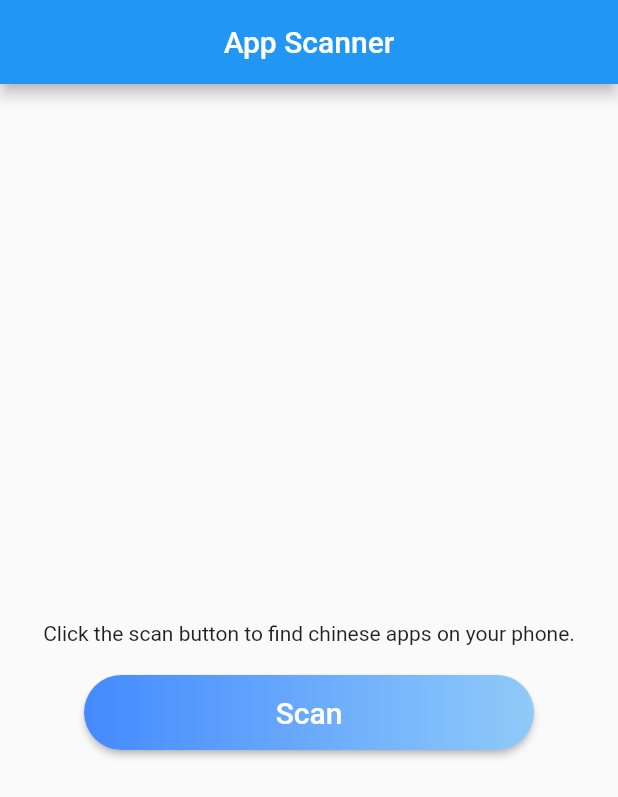
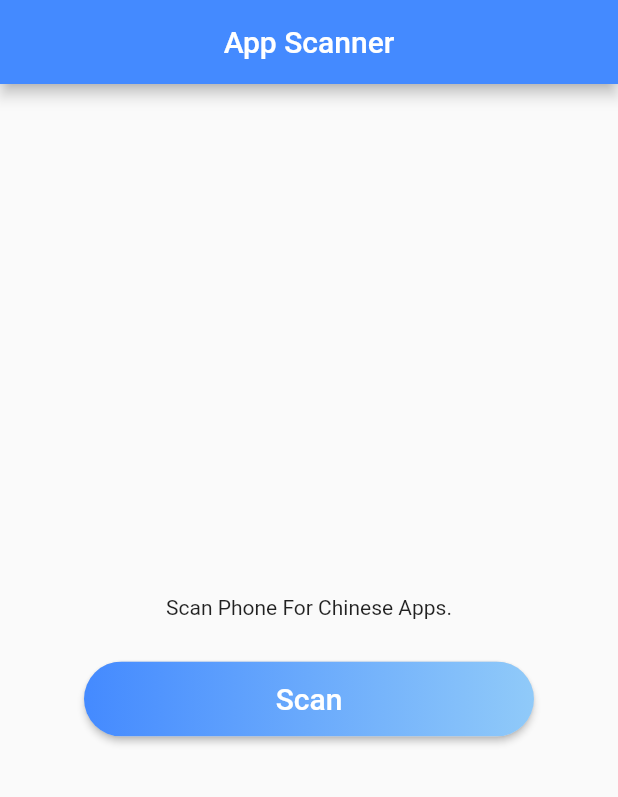
Before and after one commit to AlphaArtrem/app_scanner, a Flutter app: the screen it shows after launch, on a phone screen of 412 x 824 dp. Shown: the top 797 px of the screen. Run offline on Flutter 3.47's test engine with Material 2 defaults, Android fonts, the phone set to English and light mode, and no system bars; our stand-ins replace flutter_spinkit; missing offline and left inert: device_apps.

Commit message:
Added screen to show installed apps after scanning

```diff
--- /dev/null
+++ b/lib/common/formatting.dart
@@ -0,0 +1,7 @@
+import 'package:flutter_spinkit/flutter_spinkit.dart';
+import 'package:flutter/material.dart';
+
+const loader = SpinKitDoubleBounce(
+  color: Colors.blueAccent,
+  size: 50.0,
+);
--- a/lib/main.dart
+++ b/lib/main.dart
@@ -1,3 +1,4 @@
+import 'package:appscanner/common/installed_apps.dart';
 import 'package:appscanner/screens/home.dart';
 import 'package:flutter/material.dart';
 
@@ -17,6 +18,9 @@ class _AppScannerState extends State<AppScanner> {
       title: "App Scanner",
       debugShowCheckedModeBanner: false,
       home: Home(),
+      routes: {
+        'installedApps' : (context) => InstalledApps(),
+      },
     );
   }
 }
--- a/lib/screens/home.dart
+++ b/lib/screens/home.dart
@@ -1,5 +1,7 @@
+import 'package:appscanner/common/formatting.dart';
 import 'package:flutter/cupertino.dart';
 import 'package:flutter/material.dart';
+import 'package:device_apps/device_apps.dart';
 
 class Home extends StatefulWidget {
   @override
@@ -7,26 +9,43 @@ class Home extends StatefulWidget {
 }
 
 class _HomeState extends State<Home> {
-  MediaQueryData _deviceData;
+  bool _loading = false;
 
   @override
   Widget build(BuildContext context) {
-    _deviceData = MediaQuery.of(context);
     return Scaffold(
       appBar: AppBar(
         title: Text("App Scanner"),
         centerTitle: true,
+        backgroundColor: Colors.blueAccent,
       ),
       body: Center(
           child: Column(
+            mainAxisAlignment: MainAxisAlignment.center,
             children: <Widget>[
-              Expanded(child: Container(),),
-              Text("Click the scan button to find chinese apps on your phone."),
+              !_loading ? Padding(
+                padding: const EdgeInsets.all(8.0),
+                child: Center(child: Text("Scan Phone For Chinese Apps.")),
+              ) : loader,
               SizedBox(height: 20,),
-              Container(
+              !_loading ? Container(
                 height: 50.0,
                 child: RaisedButton(
-                  onPressed: () {},
+                  onPressed: () async{
+                    setState(() {
+                      _loading = true;
+                    });
+                    await DeviceApps.getInstalledApplications().then((apps) {
+                      if(apps != null){
+                        Navigator.of(context).pushReplacementNamed('installedApps', arguments: apps);
+                      }
+                      else{
+                        setState(() {
+                          _loading = false;
+                        });
+                      }
+                    });
+                  },
                   shape: RoundedRectangleBorder(borderRadius: BorderRadius.circular(80.0)),
                   padding: EdgeInsets.all(0.0),
                   child: Ink(
@@ -41,8 +60,7 @@ class _HomeState extends State<Home> {
                     ),
                   ),
                 ),
-              ),
-              SizedBox(height: _deviceData.size.height - 500,)
+              ) : Container(),
             ],
           ),
       ),
--- a/pubspec.yaml
+++ b/pubspec.yaml
@@ -24,6 +24,7 @@ dependencies:
   flutter:
     sdk: flutter
   device_apps: ^1.0.9
+  flutter_spinkit: "^4.1.2"
 
 
   # The following adds the Cupertino Icons font to your application.
```
Also changed, not shown: lib/common/installed_apps.dart (added, +46 -0 lines), pubspec.lock.
